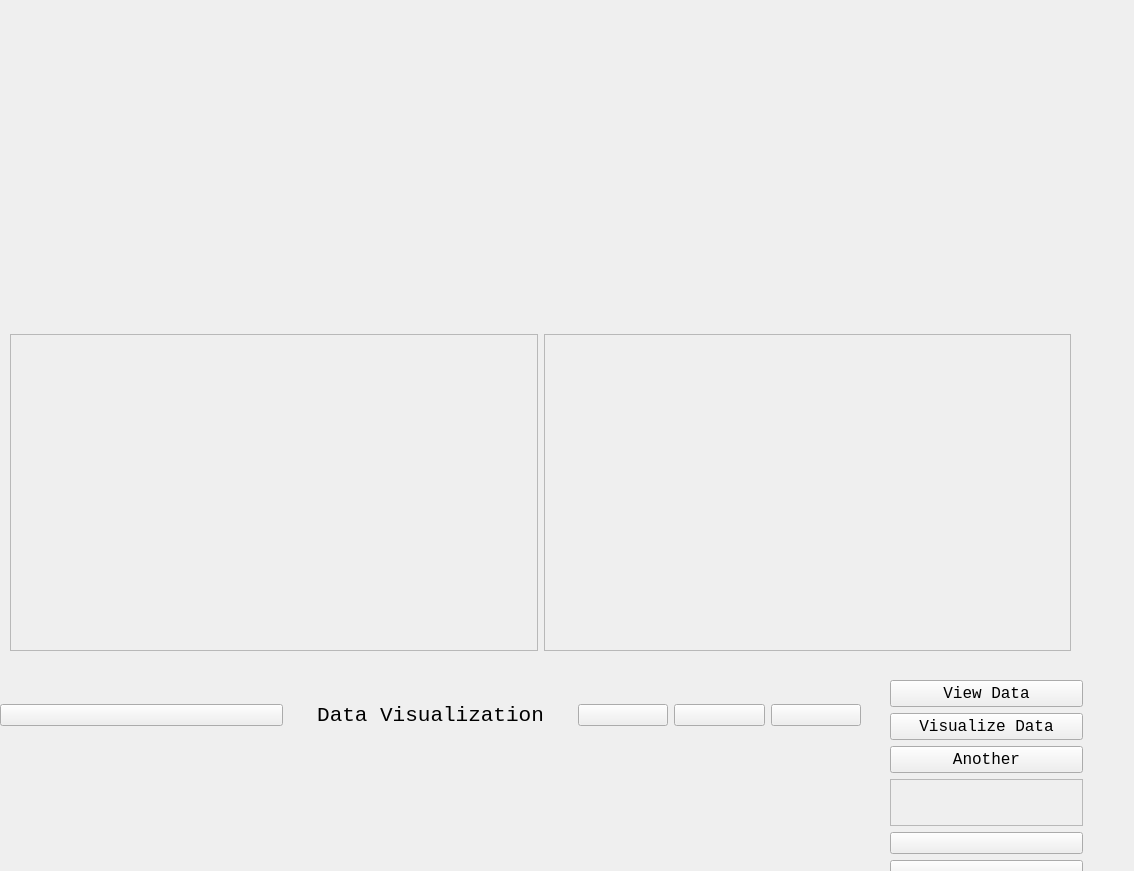
Nishant-Karlupia/data-visualizer-trainer, file dashboard.ui: the form before one commit.
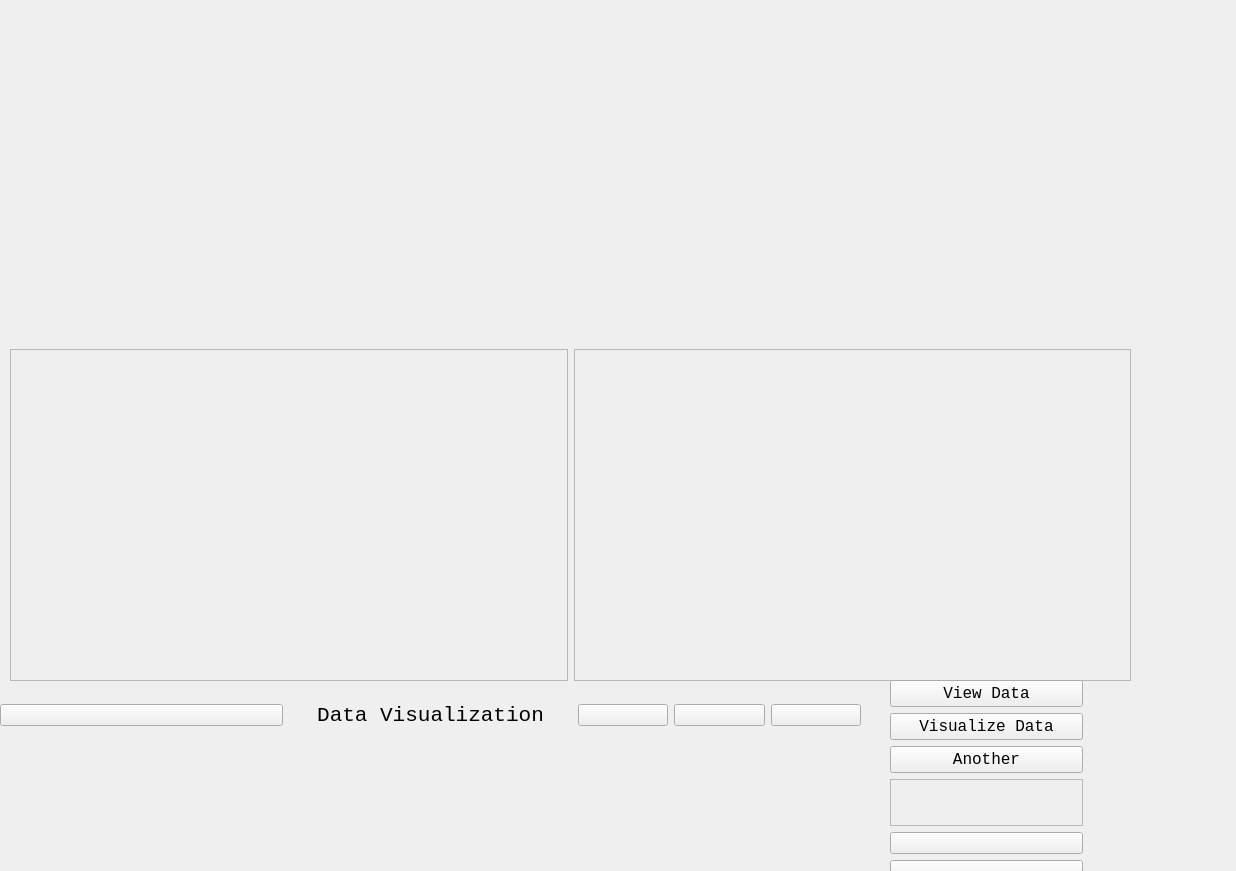
The form after the commit.

```diff
--- a/dashboard.ui
+++ b/dashboard.ui
@@ -6,7 +6,7 @@
    <rect>
     <x>0</x>
     <y>0</y>
-    <width>1134</width>
+    <width>1236</width>
     <height>871</height>
    </rect>
   </property>
@@ -19,8 +19,8 @@
      <rect>
       <x>10</x>
       <y>10</y>
-      <width>1061</width>
-      <height>641</height>
+      <width>1121</width>
+      <height>671</height>
      </rect>
     </property>
     <layout class="QVBoxLayout" name="mainLayout">
```
